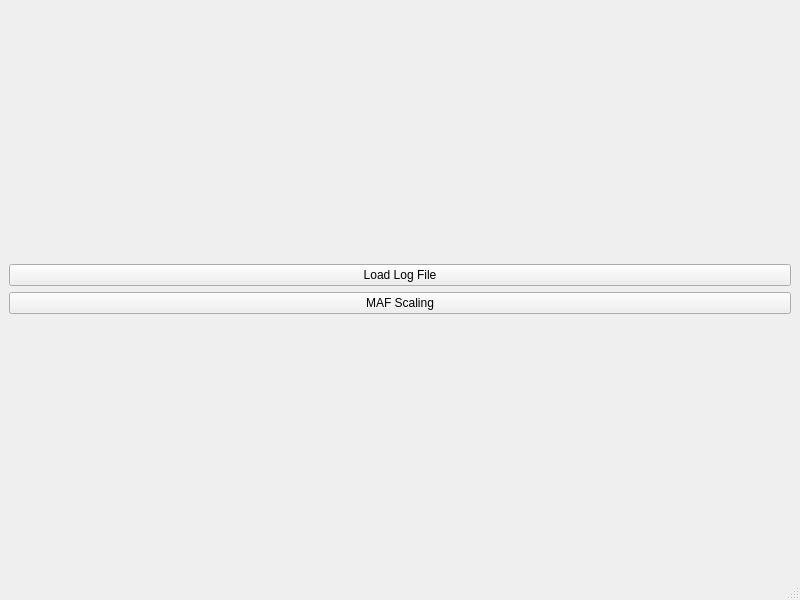
This is mainwindow.ui in presstab/LogTuner as Qt 5 draws it before an edit. The edited form follows.
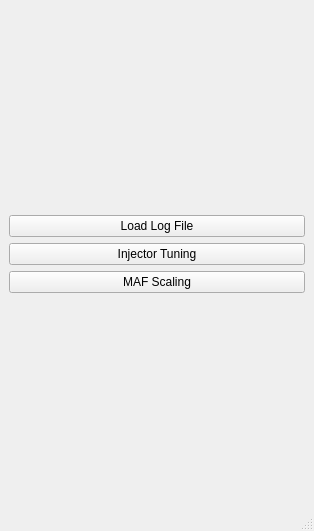
This is the edited form.

Commit message: In progress injector tuning.

```diff
--- a/mainwindow.ui
+++ b/mainwindow.ui
@@ -6,8 +6,8 @@
    <rect>
     <x>0</x>
     <y>0</y>
-    <width>800</width>
-    <height>600</height>
+    <width>314</width>
+    <height>531</height>
    </rect>
   </property>
   <property name="windowTitle">
@@ -24,6 +24,13 @@
         </property>
        </widget>
       </item>
+      <item>
+       <widget class="QPushButton" name="buttonInjector">
+        <property name="text">
+         <string>Injector Tuning</string>
+        </property>
+       </widget>
+      </item>
       <item>
        <widget class="QPushButton" name="buttonMafScalling">
         <property name="text">
```
Left out of the diff: 2 changed lines with no effect on the pictures. The commit also changes 11 other files.
